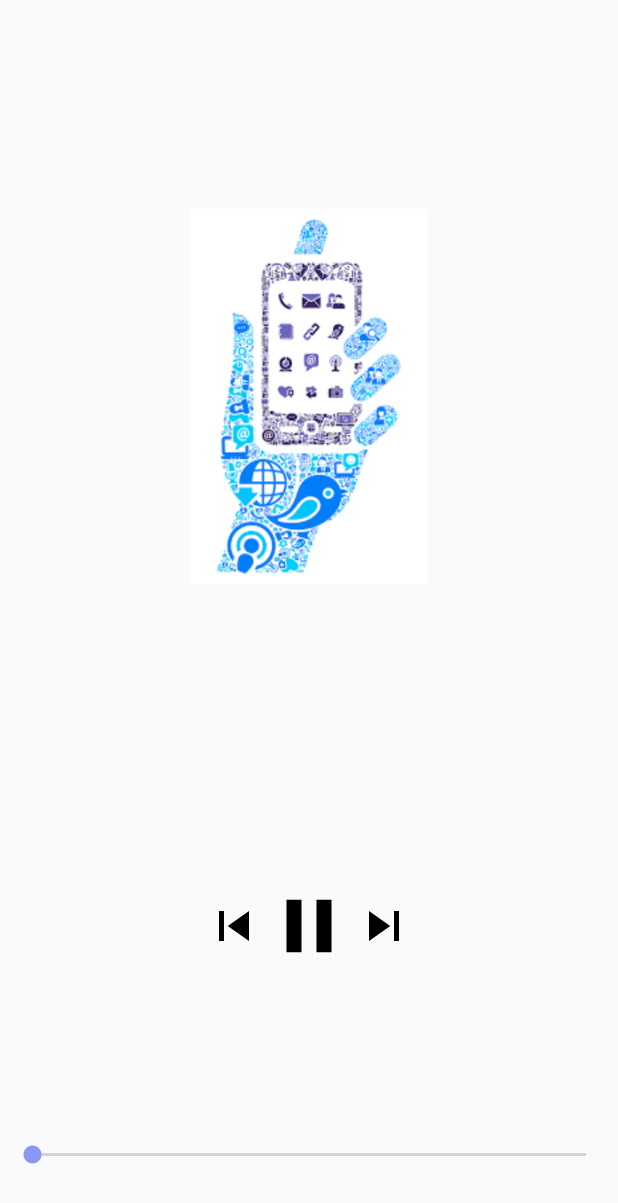
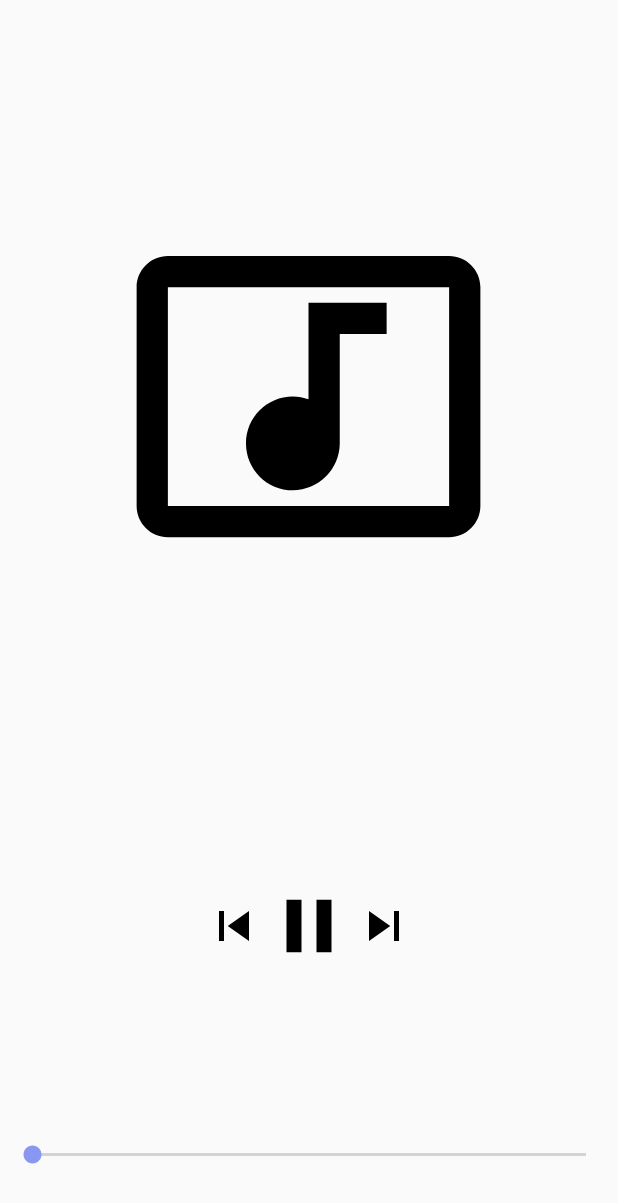
Before and after one commit to srikanth8951/BottomNavigation, an Android app: the PlayerActivity screen opened directly, with no data from a screen before it, on a phone screen of 412 x 824 dp. Shown: the top 1203 px of the screen. Run offline under Robolectric (Android 15) with nearby library versions, the light colour scheme and no system bars; 7 statements that could not run were skipped.

Commit message:
newEdit 8:52

```diff
--- /dev/null
+++ b/app/src/main/res/drawable/ic_music_video_black_24dp.xml
@@ -0,0 +1,9 @@
+<vector xmlns:android="http://schemas.android.com/apk/res/android"
+        android:width="24dp"
+        android:height="24dp"
+        android:viewportWidth="24.0"
+        android:viewportHeight="24.0">
+    <path
+        android:fillColor="#FF000000"
+        android:pathData="M21,3L3,3c-1.1,0 -2,0.9 -2,2v14c0,1.1 0.9,2 2,2h18c1.1,0 2,-0.9 2,-2L23,5c0,-1.1 -0.9,-2 -2,-2zM21,19L3,19L3,5h18v14zM8,15c0,-1.66 1.34,-3 3,-3 0.35,0 0.69,0.07 1,0.18L12,6h5v2h-3v7.03c-0.02,1.64 -1.35,2.97 -3,2.97 -1.66,0 -3,-1.34 -3,-3z"/>
+</vector>
--- a/app/src/main/res/layout/activity_player.xml
+++ b/app/src/main/res/layout/activity_player.xml
@@ -7,6 +7,8 @@
     android:weightSum="10"
     android:orientation="vertical"
     tools:context="com.example.bottomnavigation.PlayerActivity">
+
+
 
     <LinearLayout
         android:layout_width="match_parent"
@@ -18,7 +20,7 @@
         <ImageView
             android:layout_width="250dp"
             android:layout_height="250dp"
-            android:src="@drawable/tech"/>
+            android:src="@drawable/ic_music_video_black_24dp"/>
         <TextView
             android:layout_width="match_parent"
             android:layout_height="wrap_content"
```
Also changed, not shown: app/src/main/java/com/example/bottomnavigation/PlayerActivity.java (+10 -0 lines).
